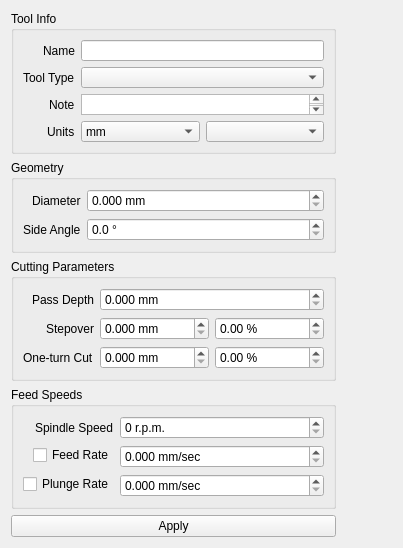
aLDime/GERBER_X2, file G2G/tooldatabase/tooleditform.ui: the form before one commit.
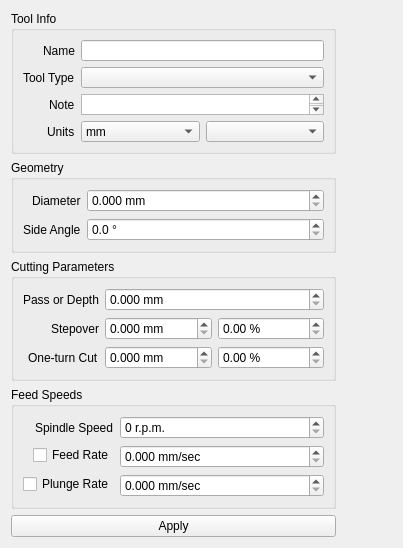
The form after the commit.

Diff of the .ui file:
```diff
--- a/G2G/tooldatabase/tooleditform.ui
+++ b/G2G/tooldatabase/tooleditform.ui
@@ -216,7 +216,7 @@
       <item row="0" column="0">
        <widget class="QLabel" name="label_3">
         <property name="text">
-         <string>Pass Depth</string>
+         <string>Pass or Depth</string>
         </property>
        </widget>
       </item>
```
